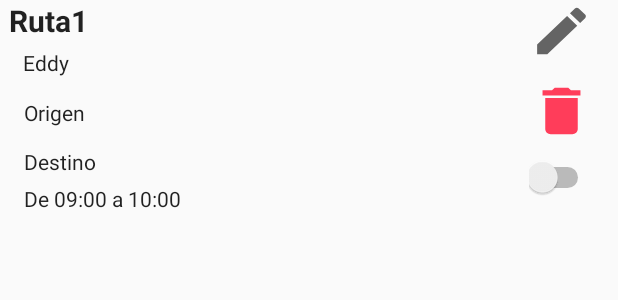
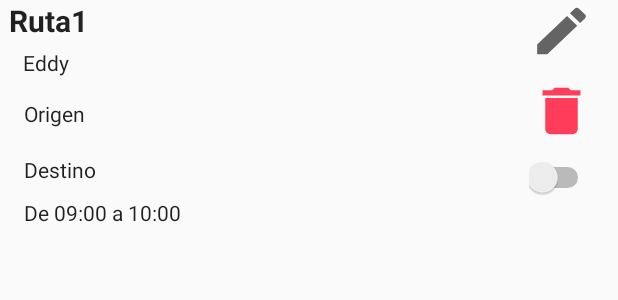
Before and after one commit to juapars/SevillaTraffic, an Android app: the layout row_layout.xml on its own in the app's theme, with its tools: preview values and no code run, on a phone screen of 412 x 824 dp. Shown: the top 300 px of the screen. Run offline under Robolectric (Android 15) with nearby library versions, the phone set to English and light mode, and no system bars; network calls fail.

Commit message:
Pequeños arreglos visuales.

```diff
--- a/app/src/main/java/com/example/sevillatraffic/SplashActivity.kt
+++ b/app/src/main/java/com/example/sevillatraffic/SplashActivity.kt
@@ -5,6 +5,9 @@ import android.os.Bundle
 import androidx.appcompat.app.AppCompatActivity
 import com.example.sevillatraffic.onboarding.IntroActivity
 
+/*
+    Actividad para mostrar la pantalla inicial o SplashScreen
+ */
 
 class SplashActivity : AppCompatActivity() {
     override fun onCreate(savedInstanceState: Bundle?) {
--- a/app/src/main/java/com/example/sevillatraffic/adapter/ListRouteAdapter.kt
+++ b/app/src/main/java/com/example/sevillatraffic/adapter/ListRouteAdapter.kt
@@ -17,6 +17,9 @@ import com.example.sevillatraffic.db.DBHelper
 import com.example.sevillatraffic.model.Route
 import kotlinx.android.synthetic.main.row_layout.view.*
 
+/*
+    Adaptador para la vista con la lista de las rutas del usuario usando RecyclerView
+ */
 
 class ListRouteAdapter(val activity: Activity, private var myDataset: List<Route>, private var navController: NavController) : RecyclerView.Adapter<ListRouteAdapter.MyViewHolder>() {
 
@@ -33,7 +36,7 @@ class ListRouteAdapter(val activity: Activity, private var myDataset: List<Route
         context = parent.context
         val rawView = LayoutInflater.from(parent.context)
             .inflate(R.layout.row_layout, parent, false)
-        rawView.layoutParams = RecyclerView.LayoutParams(1000, 450)
+        rawView.layoutParams = RecyclerView.LayoutParams(1000, 500)
         rawView.setPadding(20, 20, 0, 20)
 
         db = DBHelper(activity)
--- a/app/src/main/java/com/example/sevillatraffic/adapter/ListTrafficAdapter.kt
+++ b/app/src/main/java/com/example/sevillatraffic/adapter/ListTrafficAdapter.kt
@@ -11,7 +11,10 @@ import com.example.sevillatraffic.R
 import com.example.sevillatraffic.model.Traffic
 import kotlinx.android.synthetic.main.row_traffic_layout.view.*
 
-
+/*
+    Adaptador para la vista con la lista de las notificaciones de tráfico de las rutas
+     del usuario usando RecyclerView
+ */
 class ListTrafficAdapter(private val myDataset: List<Traffic>) : RecyclerView.Adapter<ListTrafficAdapter.MyViewHolder>() {
 
     lateinit var context : Context
--- a/app/src/main/java/com/example/sevillatraffic/adapter/VoiceService.kt
+++ b/app/src/main/java/com/example/sevillatraffic/adapter/VoiceService.kt
@@ -6,9 +6,10 @@ import android.os.IBinder
 import android.speech.tts.TextToSpeech
 import android.speech.tts.TextToSpeech.OnInitListener
 import android.speech.tts.TextToSpeech.OnUtteranceCompletedListener
-import android.util.Log
-import org.w3c.dom.Text
 
+/*
+    Clase servicio para la ejecución de lectura de las notificaciones por voz
+ */
 
 open class VoiceService : Service(), OnInitListener, OnUtteranceCompletedListener {
     private var mTts: TextToSpeech? = null
--- a/app/src/main/java/com/example/sevillatraffic/db/DBHelper.kt
+++ b/app/src/main/java/com/example/sevillatraffic/db/DBHelper.kt
@@ -6,6 +6,12 @@ import android.database.sqlite.SQLiteDatabase
 import android.database.sqlite.SQLiteOpenHelper
 import com.example.sevillatraffic.model.Route
 import com.example.sevillatraffic.model.Traffic
+
+
+/*
+    Clase donde se define y se crean los modelos de la base de datos, así como sus métodos
+    CRUD y consultas
+ */
 
 class DBHelper(context: Context): SQLiteOpenHelper(context,
     DATABASE_NAME, null,
--- a/app/src/main/java/com/example/sevillatraffic/model/Route.kt
+++ b/app/src/main/java/com/example/sevillatraffic/model/Route.kt
@@ -1,8 +1,10 @@
 package com.example.sevillatraffic.model
 
-import com.google.android.gms.maps.model.PolylineOptions
 import java.io.Serializable
-import java.util.*
+
+/*
+    Clase con el modelo para la base de datos de las rutas
+ */
 
 class Route : Serializable {
 
--- a/app/src/main/java/com/example/sevillatraffic/model/Traffic.kt
+++ b/app/src/main/java/com/example/sevillatraffic/model/Traffic.kt
@@ -1,6 +1,10 @@
 package com.example.sevillatraffic.model
 
 import java.io.Serializable
+
+/*
+    Clase con el modelo para la base de datos del tráfico
+ */
 
 class Traffic : Serializable {
 
--- a/app/src/main/java/com/example/sevillatraffic/onboarding/IntroActivity.kt
+++ b/app/src/main/java/com/example/sevillatraffic/onboarding/IntroActivity.kt
@@ -7,7 +7,10 @@ import androidx.viewpager.widget.ViewPager
 import com.example.sevillatraffic.MainActivity
 import com.example.sevillatraffic.R
 
-
+/*
+    Clase que contiene la actividad con el tutorial para la aplicación, el cual solo se ejecuta
+    cuando el usuario instala la aplicación
+ */
 class IntroActivity : AppCompatActivity() {
     lateinit var viewPager: ViewPager
     lateinit var adapter: SlideViewPagerAdapter
--- a/app/src/main/java/com/example/sevillatraffic/onboarding/SlideViewPagerAdapter.kt
+++ b/app/src/main/java/com/example/sevillatraffic/onboarding/SlideViewPagerAdapter.kt
@@ -12,6 +12,9 @@ import androidx.viewpager.widget.ViewPager
 import com.example.sevillatraffic.MainActivity
 import com.example.sevillatraffic.R
 
+/*
+    Adaptador para la creación del tutorial con vistas deslizantes usando PagerAdapter
+ */
 
 class SlideViewPagerAdapter(var ctx: Context, var viewPager: ViewPager) : PagerAdapter() {
     override fun getCount(): Int {
--- a/app/src/main/java/com/example/sevillatraffic/ui/googleRoute/GoogleRouteFragment.kt
+++ b/app/src/main/java/com/example/sevillatraffic/ui/googleRoute/GoogleRouteFragment.kt
@@ -81,14 +81,14 @@ class GoogleRouteFragment : Fragment() {
                 TextUtils.isEmpty(txtOrigin.text) -> {
                     Toast.makeText(
                         requireContext(),
-                        "Ponle un nombre a tu ruta antes de guardar",
+                        "Introduce una dirección de origen",
                         Toast.LENGTH_LONG
                     ).show()
                 }
                 TextUtils.isEmpty(txtDestination.text) -> {
                     Toast.makeText(
                         requireContext(),
-                        "Añade una fecha de inicio",
+                        "Introduce una dirección destino",
                         Toast.LENGTH_LONG
                     ).show()
                 }
--- a/app/src/main/res/layout/row_layout.xml
+++ b/app/src/main/res/layout/row_layout.xml
@@ -1,7 +1,6 @@
 <?xml version="1.0" encoding="utf-8"?>
 <androidx.constraintlayout.widget.ConstraintLayout xmlns:android="http://schemas.android.com/apk/res/android"
     xmlns:app="http://schemas.android.com/apk/res-auto"
-    xmlns:tools="http://schemas.android.com/tools"
     android:id="@+id/linearLayout"
     android:layout_width="match_parent"
     android:layout_height="match_parent">
@@ -21,8 +20,8 @@
 
     <TextView
         android:id="@+id/txt_origin"
-        android:layout_width="298dp"
-        android:layout_height="35dp"
+        android:layout_width="299dp"
+        android:layout_height="37dp"
         android:gravity="center_vertical"
         android:text="Origen"
         android:textAppearance="@style/TextAppearance.AppCompat.Body1"
@@ -58,13 +57,13 @@
 
     <TextView
         android:id="@+id/txt_dest"
-        android:layout_width="284dp"
-        android:layout_height="30dp"
+        android:layout_width="297dp"
+        android:layout_height="37dp"
         android:gravity="center_vertical"
         android:text="Destino"
         android:textAppearance="@style/TextAppearance.AppCompat.Body1"
         app:layout_constraintEnd_toEndOf="parent"
-        app:layout_constraintHorizontal_bias="0.125"
+        app:layout_constraintHorizontal_bias="0.14"
         app:layout_constraintStart_toStartOf="parent"
         app:layout_constraintTop_toBottomOf="@+id/txt_origin" />
 
--- a/app/src/main/res/xml/root_preferences.xml
+++ b/app/src/main/res/xml/root_preferences.xml
@@ -1,5 +1,3 @@
-
-
 <PreferenceScreen xmlns:android="http://schemas.android.com/apk/res/android"
     xmlns:app="http://schemas.android.com/apk/res-auto"
     android:id="@+id/settings">
```
Also changed, not shown: app/src/main/java/com/example/sevillatraffic/MainActivity.kt (+20 -9 lines), app/src/main/java/com/example/sevillatraffic/adapter/AlarmReceiver.kt (+17 -2 lines), app/src/main/java/com/example/sevillatraffic/adapter/DownloadXmlTask.kt (+4 -11 lines), app/src/main/java/com/example/sevillatraffic/ui/maps/MapsFragment.kt (+13 -4 lines).
